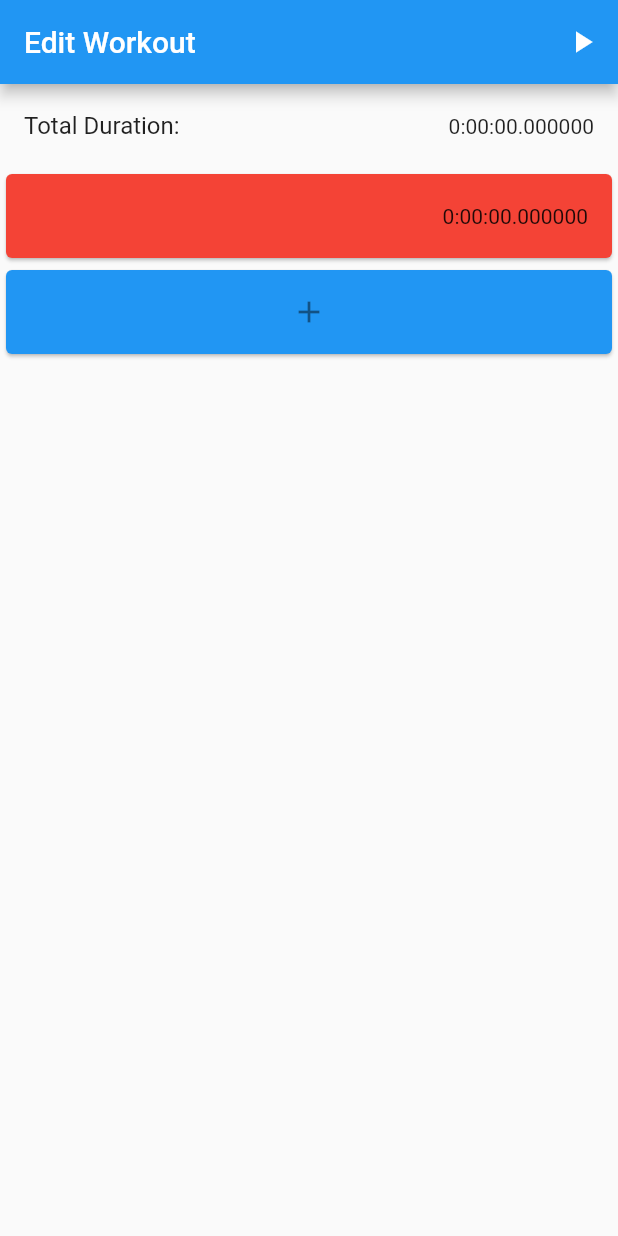
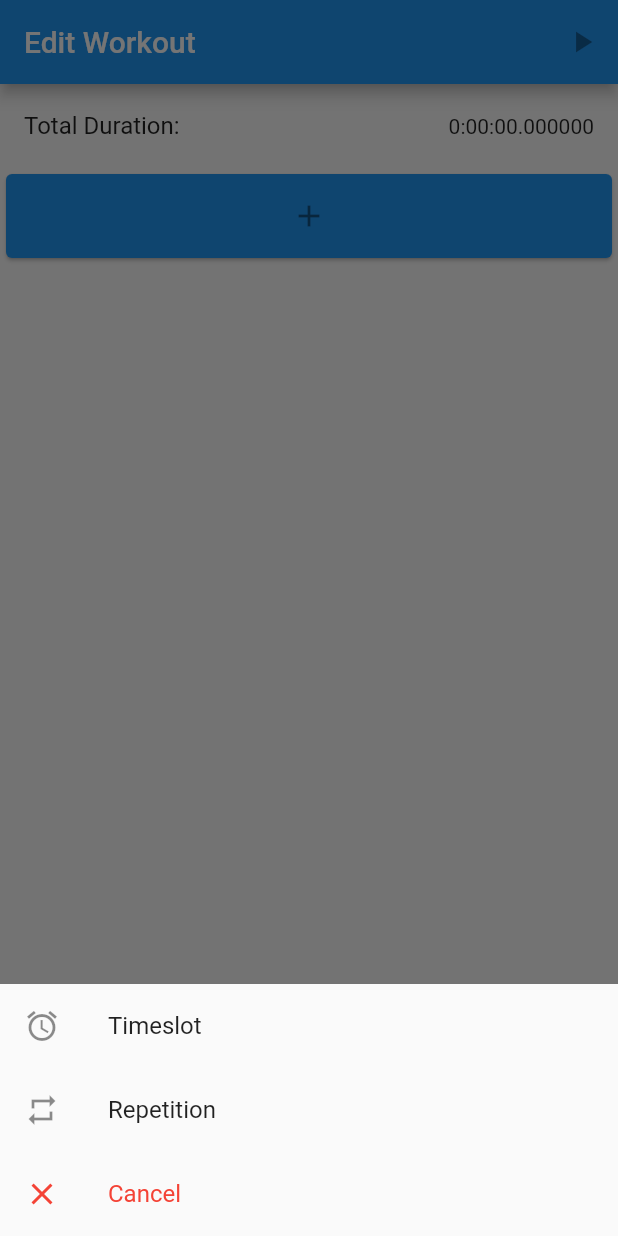
Before and after one commit to paulkoehlerdev/strech_timer, a Flutter app: the screen it shows after launch, after a tap on the "add" icon, on a phone screen of 412 x 824 dp. Run offline on Flutter 3.47's test engine with Material 2 defaults, Android fonts, the phone set to English and light mode, and no system bars; our stand-ins replace numberpicker.

Commit message:
created creation modals🐤

```diff
--- a/lib/util/queue/queue_element.dart
+++ b/lib/util/queue/queue_element.dart
@@ -3,7 +3,8 @@ import 'package:strech_timer/models/timeslot.dart';
 import 'package:strech_timer/util/queue/queue.dart';
 
 abstract class QueueElement{
-  Queue? parent;
+
+  set parent(Queue parent);
 
   bool add(QueueElement item);
   bool removeAt(int i);
--- a/lib/util/queue/queue_elements/end_element.dart
+++ b/lib/util/queue/queue_elements/end_element.dart
@@ -1,14 +1,14 @@
 import 'package:flutter/material.dart';
+import 'package:strech_timer/util/queue/queue.dart';
 import 'package:strech_timer/util/queue/queue_element.dart';
-import 'package:strech_timer/util/queue/queue.dart';
 import 'package:strech_timer/models/timeslot.dart';
 
-class EndElement implements QueueElement{
+class EndElement extends QueueElement{
   @override
-  Queue? parent;
+  QueueElement get next => this;
 
   @override
-  QueueElement get next => this;
+  set parent(Queue parent) => throw Exception("Bad argument: EndElement has no Parent");
 
   @override
   Widget get widget => throw Exception("Bad argument: EndElement has no Widget");
--- a/lib/util/queue/queue_elements/repeat_element.dart
+++ b/lib/util/queue/queue_elements/repeat_element.dart
@@ -5,20 +5,26 @@ import 'package:strech_timer/util/queue/queue_element.dart';
 import 'package:strech_timer/util/queue/queue_elements/end_element.dart';
 import 'package:strech_timer/widgets/queue_elements/dismissible_queue_element_widget.dart';
 class RepeatElement implements QueueElement {
-  int _repetitions = 0;
+  int repetitions = 0;
   final Queue _queue = Queue();
   QueueElement _next = EndElement();
 
+  RepeatElement(this.repetitions);
+
   Queue get queue => _queue;
 
+  Queue? _parent;
+
   @override
-  Queue? parent;
+  set parent(Queue parent){
+    _parent ??= parent;
+  }
 
   @override
   QueueElement get next => _next;
 
   @override
-  Widget get widget => DismissibleQueueElementWidget.repeat(parent: parent!, childQueue: _queue, repetitions: _repetitions);
+  Widget get widget => DismissibleQueueElementWidget.repeat(parent: _parent!, childQueue: _queue, repetitions: repetitions);
 
   @override
   Timeslot get timeslot => Timeslot(color: Colors.grey, time: _queue.getTotalTime());
--- a/lib/util/queue/queue_elements/return_element.dart
+++ /dev/null
@@ -1,11 +0,0 @@
-import 'package:strech_timer/util/queue/queue_element.dart';
-import 'package:strech_timer/util/queue/queue_elements/end_element.dart';
-
-class ReturnElement extends EndElement{
-  final QueueElement _returnElement;
-
-  @override
-  QueueElement get next => _returnElement;
-
-  ReturnElement(this._returnElement);
-}
--- a/lib/util/queue/queue_elements/timeslot_element.dart
+++ b/lib/util/queue/queue_elements/timeslot_element.dart
@@ -2,7 +2,6 @@ import 'package:flutter/cupertino.dart';
 import 'package:strech_timer/util/queue/queue_element.dart';
 import 'package:strech_timer/util/queue/queue.dart';
 import 'package:strech_timer/util/queue/queue_elements/end_element.dart';
-import 'package:strech_timer/util/queue/queue_elements/return_element.dart';
 import 'package:strech_timer/models/timeslot.dart';
 import 'package:strech_timer/widgets/queue_elements/dismissible_queue_element_widget.dart';
 
@@ -10,23 +9,23 @@ class TimeslotElement implements QueueElement{
   QueueElement _next = EndElement();
   final Timeslot _timeslot;
 
+  Queue? _parent;
+
   @override
-  Queue? parent;
+  set parent(Queue parent){
+    _parent ??= parent;
+  }
 
   @override
   QueueElement get next => _next;
 
   @override
-  Widget get widget => DismissibleQueueElementWidget.timeslot(parent: parent!, slot: _timeslot);
+  Widget get widget => DismissibleQueueElementWidget.timeslot(parent: _parent!, slot: _timeslot);
 
   @override
   Timeslot get timeslot => _timeslot;
 
-  TimeslotElement(this._timeslot, {QueueElement? returnElement}){
-    if(returnElement != null){
-      _next = ReturnElement(returnElement);
-    }
-  }
+  TimeslotElement(this._timeslot);
 
   @override
   bool add(QueueElement item) {
--- a/lib/views/queue_editor_view.dart
+++ b/lib/views/queue_editor_view.dart
@@ -1,6 +1,5 @@
 import 'package:flutter/material.dart';
 import 'package:strech_timer/util/queue/queue.dart';
-import 'package:strech_timer/util/queue/queue_elements/repeat_element.dart';
 import 'package:strech_timer/util/state_manager/state_manager.dart';
 
 class QueueEditorView extends StatefulWidget {
@@ -34,9 +33,7 @@ class _QueueEditorViewState extends State<QueueEditorView> {
         title: Text("Edit Workout"),
         actions: [
           IconButton(
-            onPressed: () {
-              _queue.add(RepeatElement());
-            },
+            onPressed: null,
             icon: const Icon(Icons.play_arrow),
           ),
         ],
--- /dev/null
+++ b/lib/widgets/modals/selection_modal.dart
@@ -0,0 +1,56 @@
+import 'package:flutter/cupertino.dart';
+import 'package:flutter/material.dart';
+import 'package:strech_timer/util/queue/queue.dart';
+import 'package:strech_timer/widgets/modals/repeat_creation_modal.dart';
+import 'package:strech_timer/widgets/modals/timeslot_creation_modal.dart';
+
+void createSelectionModal(BuildContext context, Queue queue) {
+  showModalBottomSheet(
+    context: context,
+    builder: (context) => _SelectionModal(queue),
+  );
+}
+
+class _SelectionModal extends StatelessWidget {
+  final Queue _queue;
+
+  const _SelectionModal(this._queue, {Key? key}) : super(key: key);
+
+  @override
+  Widget build(BuildContext context) {
+    return Column(
+      mainAxisSize: MainAxisSize.min,
+      children: [
+        ListTile(
+          leading: const Icon(Icons.access_alarm),
+          title: const Text("Timeslot"),
+          onTap: () {
+            Navigator.of(context).pop();
+            createTimeslotCreationModal(context, _queue);
+          },
+        ),
+        ListTile(
+          leading: const Icon(Icons.repeat),
+          title: const Text("Repetition"),
+          onTap: () {
+            Navigator.of(context).pop();
+            createRepeatCreationModal(context, _queue);
+          },
+        ),
+        ListTile(
+          leading: const Icon(
+            Icons.clear,
+            color: Colors.red,
+          ),
+          title: const Text(
+            "Cancel",
+            style: TextStyle(color: Colors.red),
+          ),
+          onTap: () {
+            Navigator.of(context).pop();
+          },
+        ),
+      ],
+    );
+  }
+}
--- a/lib/widgets/queue_elements/add_element_widget.dart
+++ b/lib/widgets/queue_elements/add_element_widget.dart
@@ -1,8 +1,7 @@
 import 'package:flutter/material.dart';
-import 'package:strech_timer/models/timeslot.dart';
 import 'package:strech_timer/util/queue/queue.dart';
-import 'package:strech_timer/util/queue/queue_elements/timeslot_element.dart';
 import 'package:strech_timer/widgets/card_tile.dart';
+import 'package:strech_timer/widgets/modals/selection_modal.dart';
 
 class AddElementWidget extends StatelessWidget {
   final Queue _queue;
@@ -14,11 +13,7 @@ class AddElementWidget extends StatelessWidget {
     return CardTile(
       color: Theme.of(context).primaryColor,
       onTap: () {
-        _queue.add(
-          TimeslotElement(
-            Timeslot(color: Colors.red),
-          ),
-        );
+        createSelectionModal(context, _queue);
       },
       title: const Icon(Icons.add),
     );
--- a/pubspec.yaml
+++ b/pubspec.yaml
@@ -37,8 +37,6 @@ dependencies:
 
 
   numberpicker:
-  flutter_colorpicker:
-  duration_picker:
 
 dev_dependencies:
   flutter_test:
```
Also changed, not shown: lib/widgets/items/close_buttons.dart (added, +44 -0 lines), lib/widgets/items/color_selector.dart (added, +89 -0 lines), lib/widgets/modals/repeat_creation_modal.dart (added, +82 -0 lines), lib/widgets/modals/timeslot_creation_modal.dart (added, +120 -0 lines), lib/widgets/queue_elements/repeat_element_widget.dart (+17 -4 lines), pubspec.lock.
